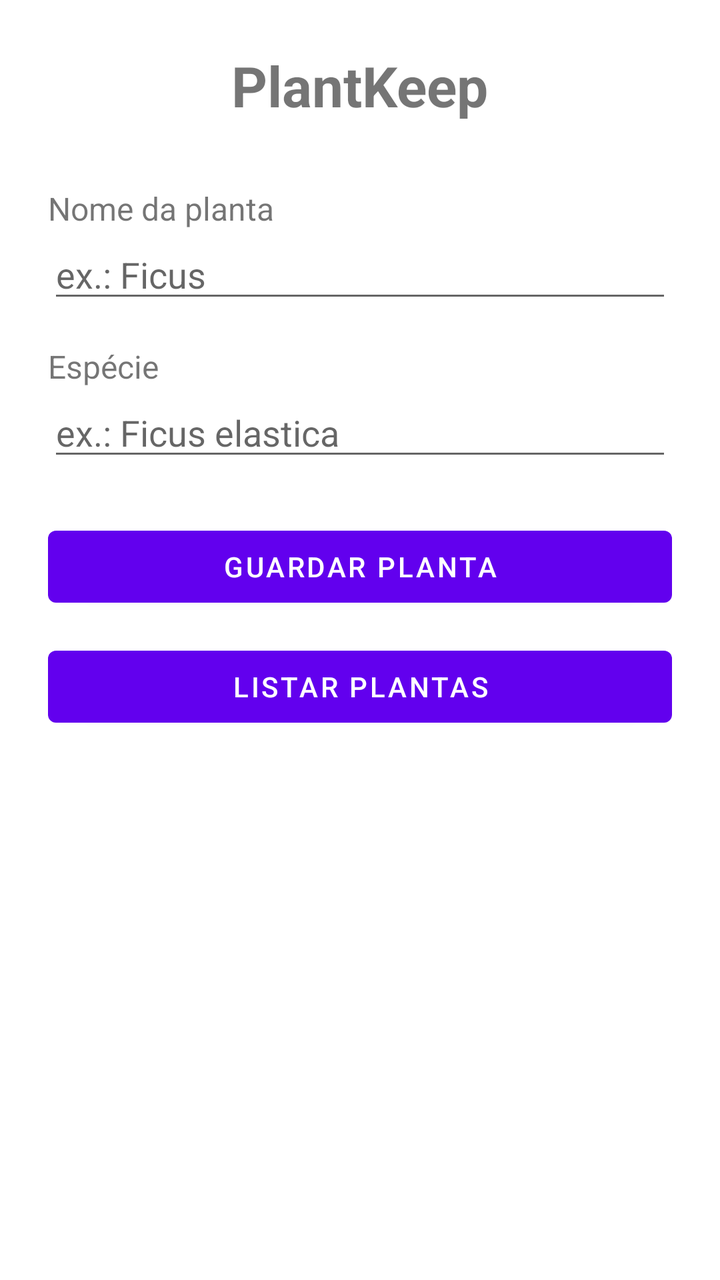
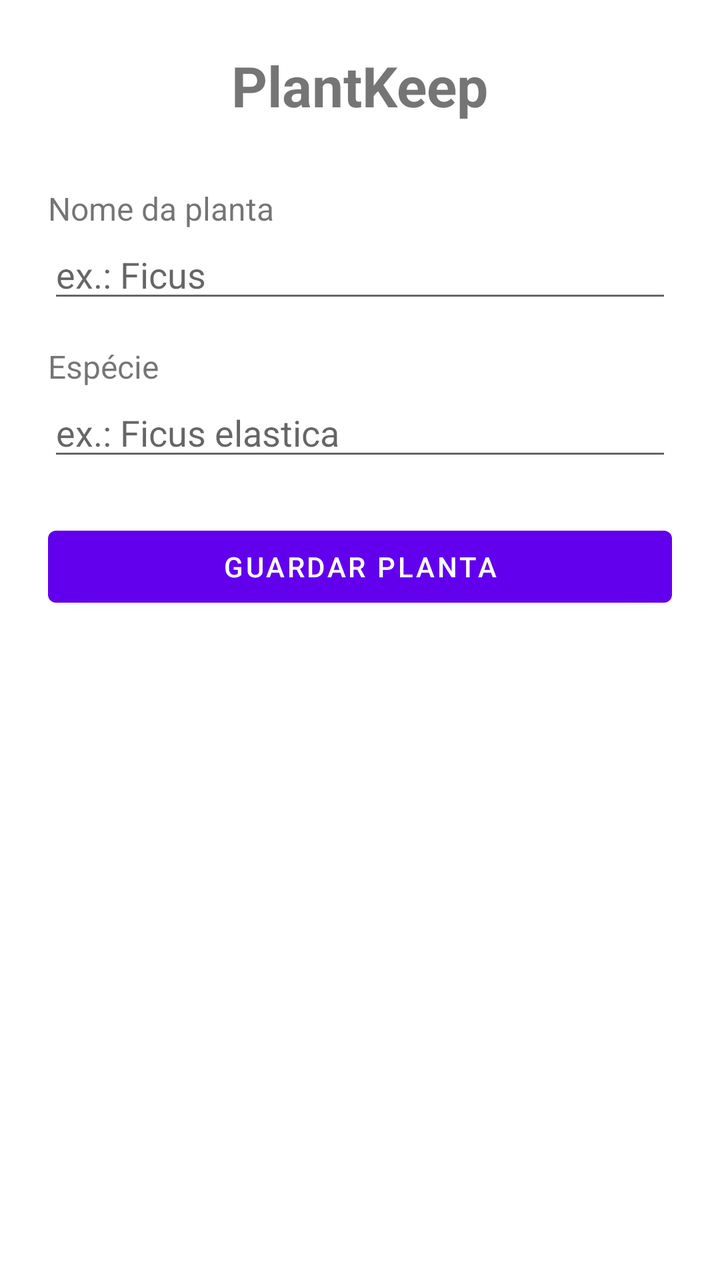

An Android layout rendered at two revisions. The XML below is the earlier revision; the diff shows what the commit changed to produce the second picture.
<!-- AndroidManifest.xml: application theme Theme.ProjectDroid -->
<!-- res/layout/activity_main.xml -->
<?xml version="1.0" encoding="utf-8"?>
<LinearLayout
    xmlns:android="http://schemas.android.com/apk/res/android"
    android:layout_width="match_parent"
    android:layout_height="match_parent"
    android:orientation="vertical"
    android:padding="24dp"
    android:gravity="center_horizontal">

    <TextView
        android:layout_width="wrap_content"
        android:layout_height="wrap_content"
        android:text="@string/app_name"
        android:textSize="28sp"
        android:textStyle="bold"
        android:layout_marginBottom="32dp" />

    <TextView
        android:layout_width="match_parent"
        android:layout_height="wrap_content"
        android:text="Nome da planta"
        android:textSize="16sp" />

    <EditText
        android:id="@+id/edt_nome"
        android:layout_width="match_parent"
        android:layout_height="wrap_content"
        android:hint="ex.: Ficus"
        android:inputType="text"
        android:layout_marginBottom="16dp" />

    <TextView
        android:layout_width="match_parent"
        android:layout_height="wrap_content"
        android:text="Espécie"
        android:textSize="16sp" />

    <EditText
        android:id="@+id/edt_especie"
        android:layout_width="match_parent"
        android:layout_height="wrap_content"
        android:hint="ex.: Ficus elastica"
        android:inputType="text"
        android:layout_marginBottom="24dp" />

    <Button
        android:id="@+id/btn_salvar"
        android:layout_width="match_parent"
        android:layout_height="wrap_content"
        android:text="Guardar planta" />

    <Button
        android:id="@+id/btn_listar"
        android:layout_width="match_parent"
        android:layout_height="wrap_content"
        android:layout_marginTop="12dp"
        android:text="Listar plantas" />

</LinearLayout>
<!-- resources referenced by this layout -->
<resources>
  <string name="app_name">PlantKeep</string>
  <style name="Theme.ProjectDroid" parent="Theme.MaterialComponents.DayNight.DarkActionBar">
          
          <item name="colorPrimary">@color/purple_500</item>
          <item name="colorPrimaryVariant">@color/purple_700</item>
          <item name="colorOnPrimary">@color/white</item>
          
          <item name="colorSecondary">@color/teal_200</item>
          <item name="colorSecondaryVariant">@color/teal_700</item>
          <item name="colorOnSecondary">@color/black</item>
          
          <item name="android:statusBarColor">?attr/colorPrimaryVariant</item>
          
      </style>
  <color name="purple_500">#FF6200EE</color>
  <color name="purple_700">#FF3700B3</color>
  <color name="white">#FFFFFFFF</color>
  <color name="teal_200">#FF03DAC5</color>
  <color name="teal_700">#FF018786</color>
  <color name="black">#FF000000</color>
</resources>

<!-- the commit's change to res/layout/activity_main.xml (unified diff, before → after) -->
@@ -49,11 +49,4 @@
         android:layout_height="wrap_content"
         android:text="Guardar planta" />
 
-    <Button
-        android:id="@+id/btn_listar"
-        android:layout_width="match_parent"
-        android:layout_height="wrap_content"
-        android:layout_marginTop="12dp"
-        android:text="Listar plantas" />
-
 </LinearLayout>
